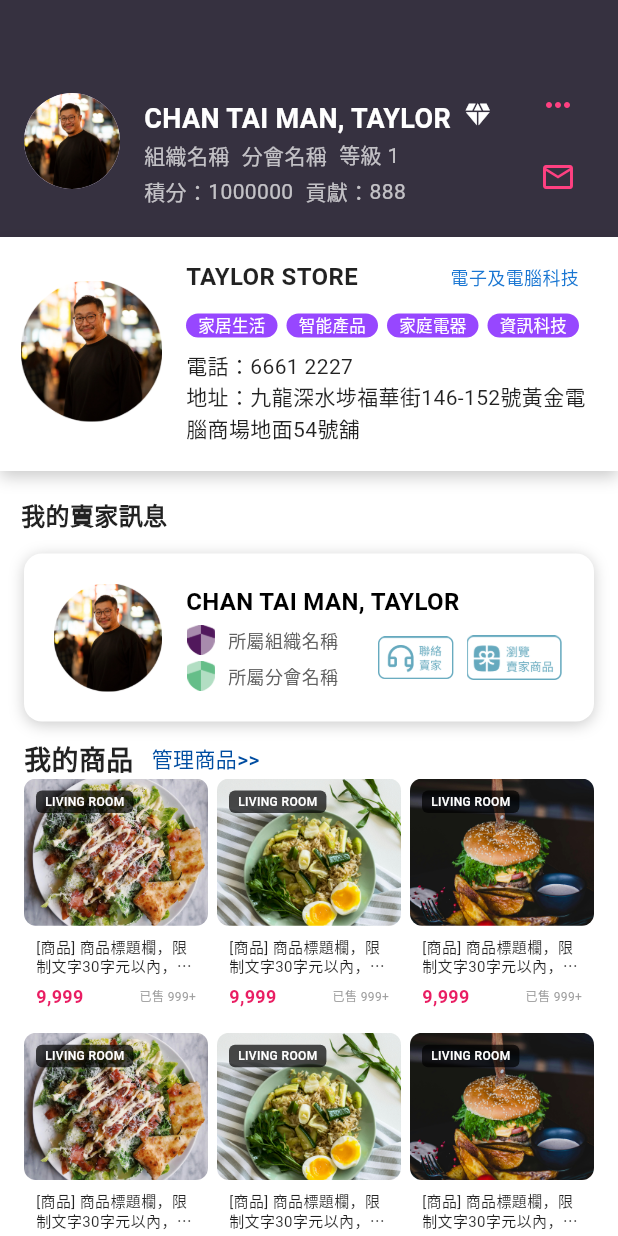
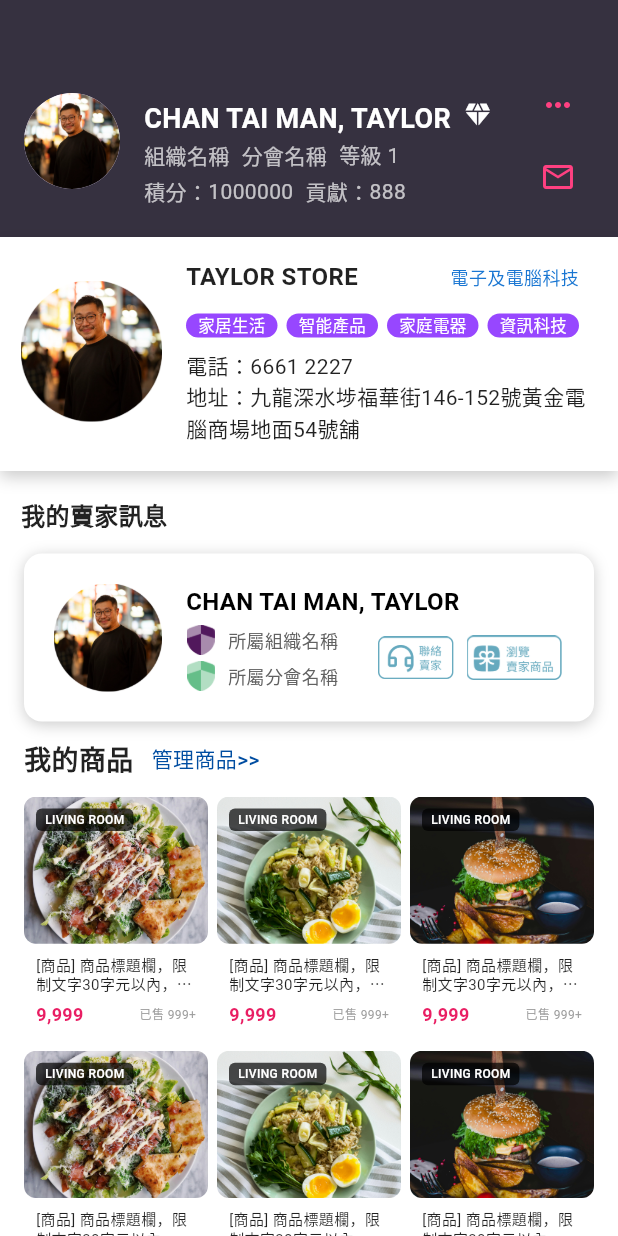
Before and after one commit to wangqiwei66/business_synerthink, a Flutter app: the PreviewShopView screen opened directly, on a phone screen of 412 x 824 dp. Run offline on Flutter 3.47's test engine with Material 3 defaults, Android fonts, the phone set to English and light mode, and no system bars; our stand-ins replace auto_size_text, cached_network_image, dio, fl_chart, flutter_animate, flutter_easyloading and 15 more; missing offline and left inert: dart:ffi, flutter_cupertino_datetime_picker, fluwx, jwt_decode, qr_code_scanner; accounts and stored records are empty; Roboto replaces fonts that are missing (PingFang SC).

Commit message:
style(preview_shop_view): 为商品网格添加垂直内边距

```diff
--- a/lib/app/pages/preview_shop_view.dart
+++ b/lib/app/pages/preview_shop_view.dart
@@ -342,6 +342,7 @@ class PreviewShopView extends StatelessWidget {
           // 商品网格 (3列2行)
 
           GridView.builder(
+            padding: const EdgeInsets.symmetric(vertical: 12),
             shrinkWrap: true,
             physics: const NeverScrollableScrollPhysics(),
             gridDelegate: const SliverGridDelegateWithFixedCrossAxisCount(
@@ -529,6 +530,7 @@ class PreviewShopView extends StatelessWidget {
           ),
           // 商品网格 (3列2行)
           GridView.builder(
+            padding: const EdgeInsets.symmetric(vertical: 12),
             shrinkWrap: true,
             physics: const NeverScrollableScrollPhysics(),
             gridDelegate: const SliverGridDelegateWithFixedCrossAxisCount(
```
